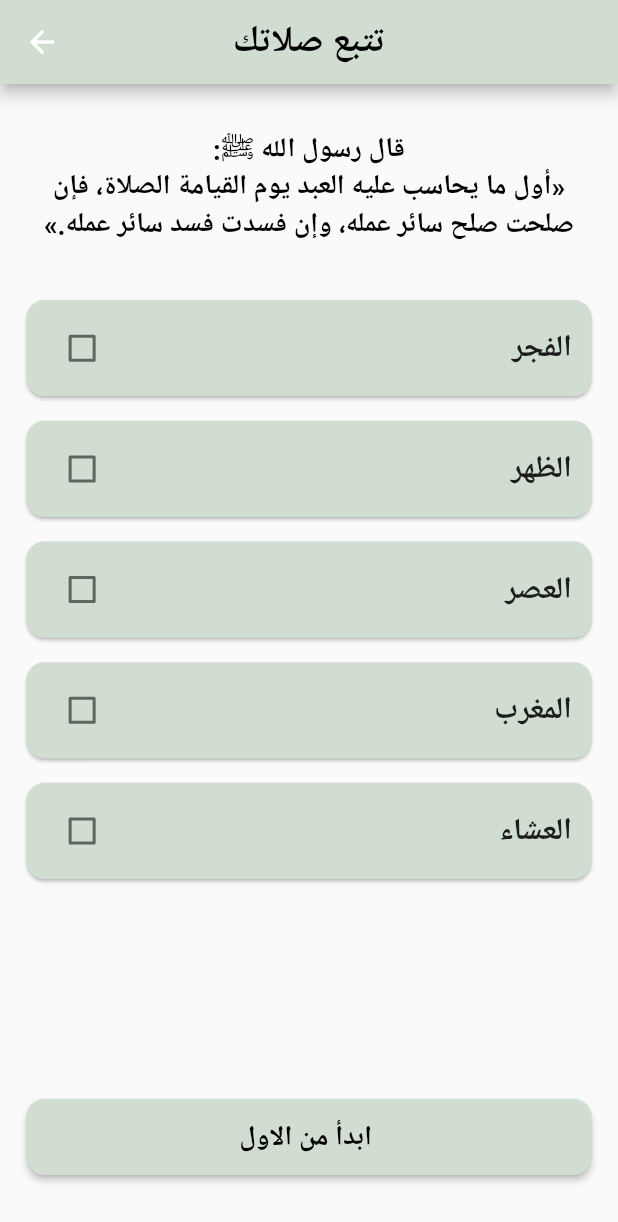
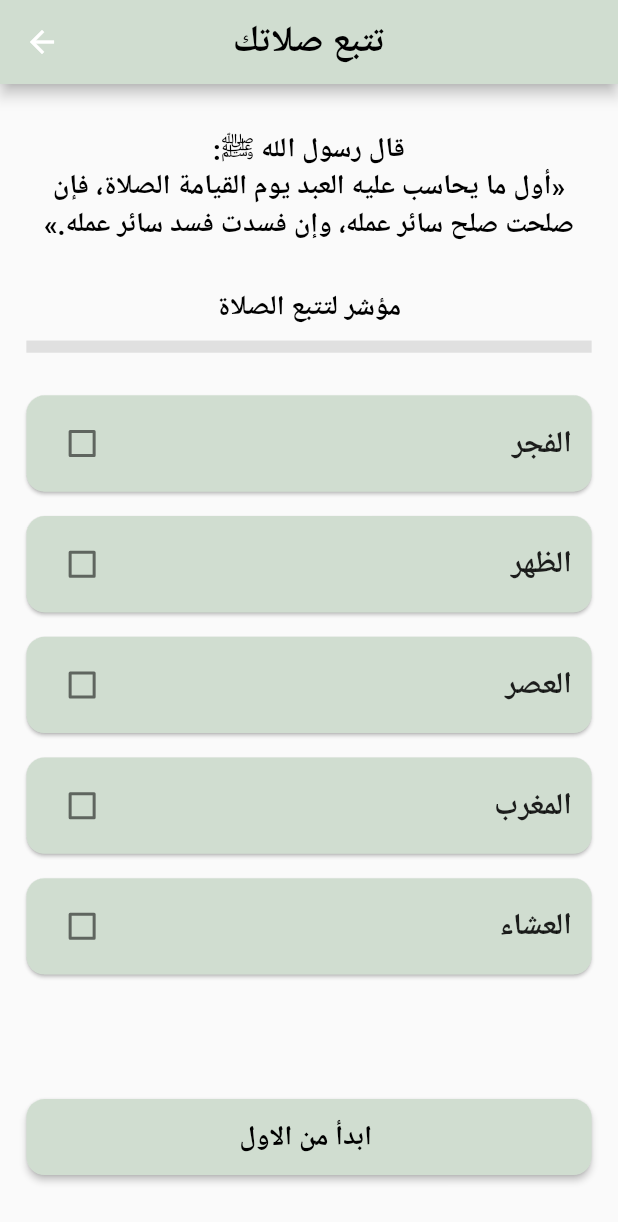
Before and after one commit to moaz-abdeltawab92/Tazkira, a Flutter app: the TrackPrayers screen opened directly, on a phone screen of 412 x 824 dp. Shown: the top 1222 px of the screen. Run offline on Flutter 3.47's test engine with Material 3 defaults, Android fonts, the phone set to English and light mode, and no system bars; our stand-ins replace firebase_core, flutter_screenutil, google_fonts, shared_preferences; missing offline and left inert: quran_library; accounts and stored records are empty; Roboto replaces fonts that are missing (Amiri, Cairo, Tajawal).

Commit message:
update tracker prayer screen

```diff
--- a/lib/presentation/screens/track_prayers_screen.dart
+++ b/lib/presentation/screens/track_prayers_screen.dart
@@ -109,6 +109,11 @@ class _TrackPrayersState extends State<TrackPrayers> {
     });
   }
 
+  double _getProgress() {
+    int completedPrayers = prayerStatus.values.where((status) => status).length;
+    return completedPrayers / prayers.length;
+  }
+
   @override
   Widget build(BuildContext context) {
     return Scaffold(
@@ -141,6 +146,23 @@ class _TrackPrayersState extends State<TrackPrayers> {
               ),
             ),
             SizedBox(height: 10.h),
+            Text(
+              'مؤشر لتتبع الصلاة',
+              style: GoogleFonts.cairo(
+                fontSize: 18.sp,
+                fontWeight: FontWeight.bold,
+                color: Colors.black,
+              ),
+              textAlign: TextAlign.center,
+            ),
+            SizedBox(height: 10.h),
+            LinearProgressIndicator(
+              value: _getProgress(),
+              minHeight: 8.h,
+              backgroundColor: Colors.grey[300],
+              valueColor: const AlwaysStoppedAnimation<Color>(Colors.green),
+            ),
+            SizedBox(height: 20.h),
             Expanded(
               child: ListView.builder(
                 shrinkWrap: true,
```
